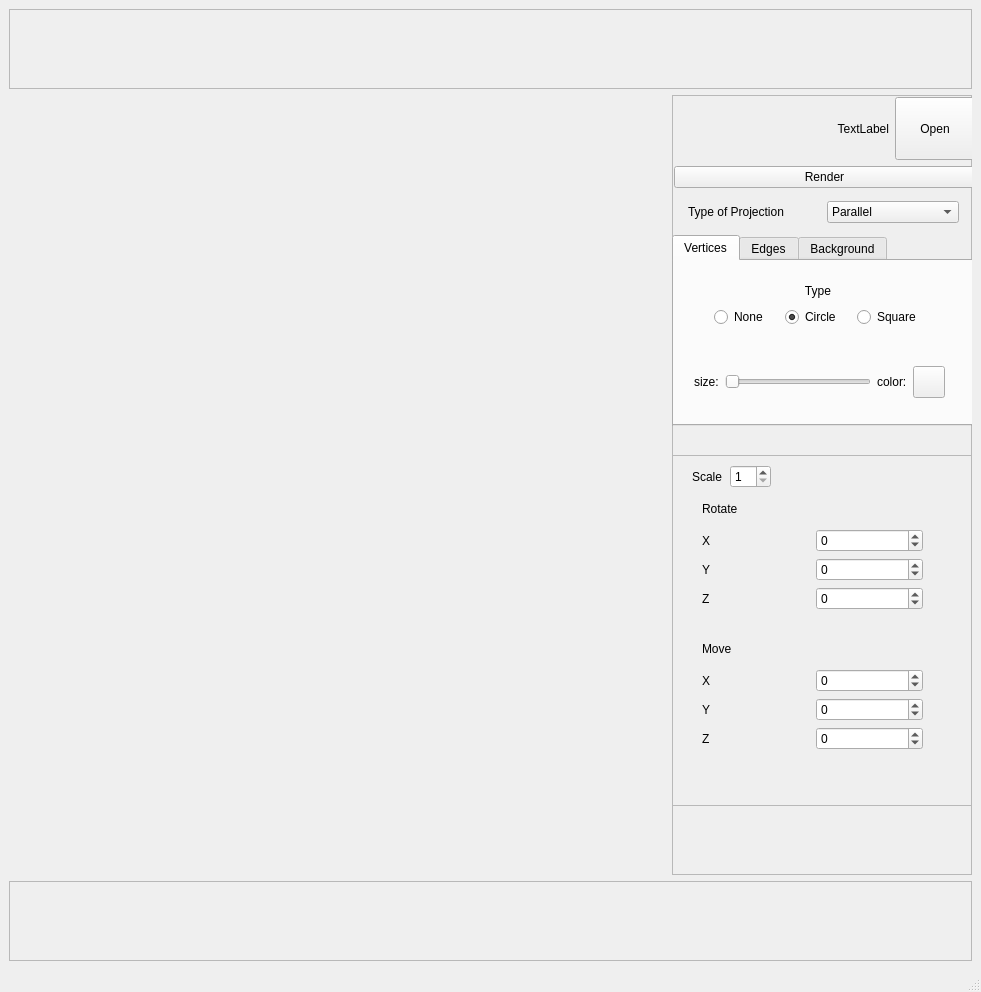
Qt form src/View/mainwindow.ui (klotzgal/3DViewer_v2.1) before a commit.
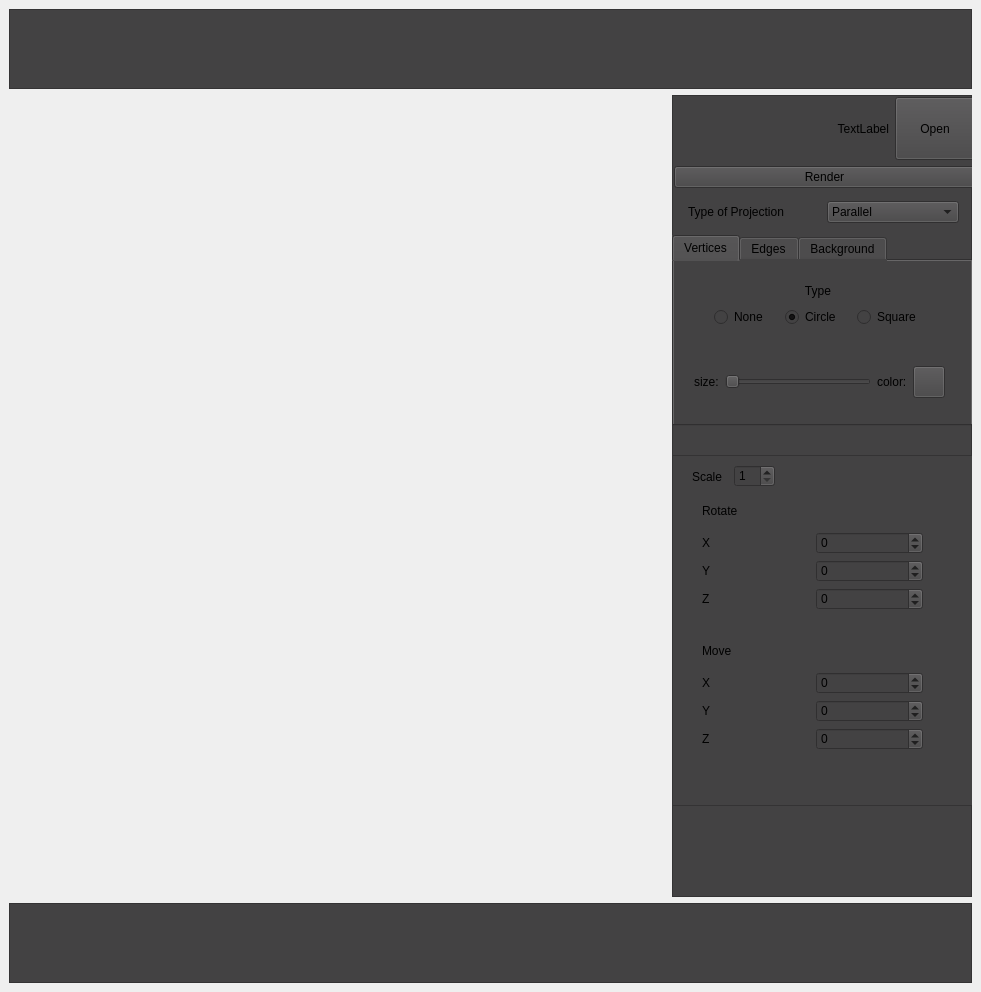
The same form after that commit. Custom widgets are drawn as their Qt base class.

Commit message: feat: +style

```diff
--- a/src/View/mainwindow.ui
+++ b/src/View/mainwindow.ui
@@ -26,6 +26,9 @@
         <height>80</height>
        </size>
       </property>
+      <property name="styleSheet">
+       <string notr="true">background-color: rgb(67, 66, 67);</string>
+      </property>
       <property name="frameShape">
        <enum>QFrame::StyledPanel</enum>
       </property>
@@ -85,6 +88,9 @@
           <height>0</height>
          </size>
         </property>
+        <property name="styleSheet">
+         <string notr="true">background-color: rgb(67, 66, 67);</string>
+        </property>
         <property name="frameShape">
          <enum>QFrame::StyledPanel</enum>
         </property>
@@ -202,7 +208,7 @@
            <rect>
             <x>20</x>
             <y>10</y>
-            <width>79</width>
+            <width>83</width>
             <height>23</height>
            </rect>
           </property>
@@ -386,7 +392,7 @@
           <attribute name="title">
            <string>Vertices</string>
           </attribute>
-          <widget class="QWidget" name="">
+          <widget class="QWidget" name="layoutWidget">
            <property name="geometry">
             <rect>
              <x>20</x>
@@ -455,7 +461,7 @@
             </item>
            </layout>
           </widget>
-          <widget class="QWidget" name="">
+          <widget class="QWidget" name="layoutWidget">
            <property name="geometry">
             <rect>
              <x>40</x>
@@ -724,6 +730,9 @@
         <height>80</height>
        </size>
       </property>
+      <property name="styleSheet">
+       <string notr="true">background-color: rgb(67, 66, 67);</string>
+      </property>
       <property name="frameShape">
        <enum>QFrame::StyledPanel</enum>
       </property>
@@ -734,7 +743,6 @@
     </item>
    </layout>
   </widget>
-  <widget class="QStatusBar" name="statusbar"/>
  </widget>
  <customwidgets>
   <customwidget>
```
Left out of the diff: 6 changed lines with no effect on the pictures. The commit also changes 2 other files.
